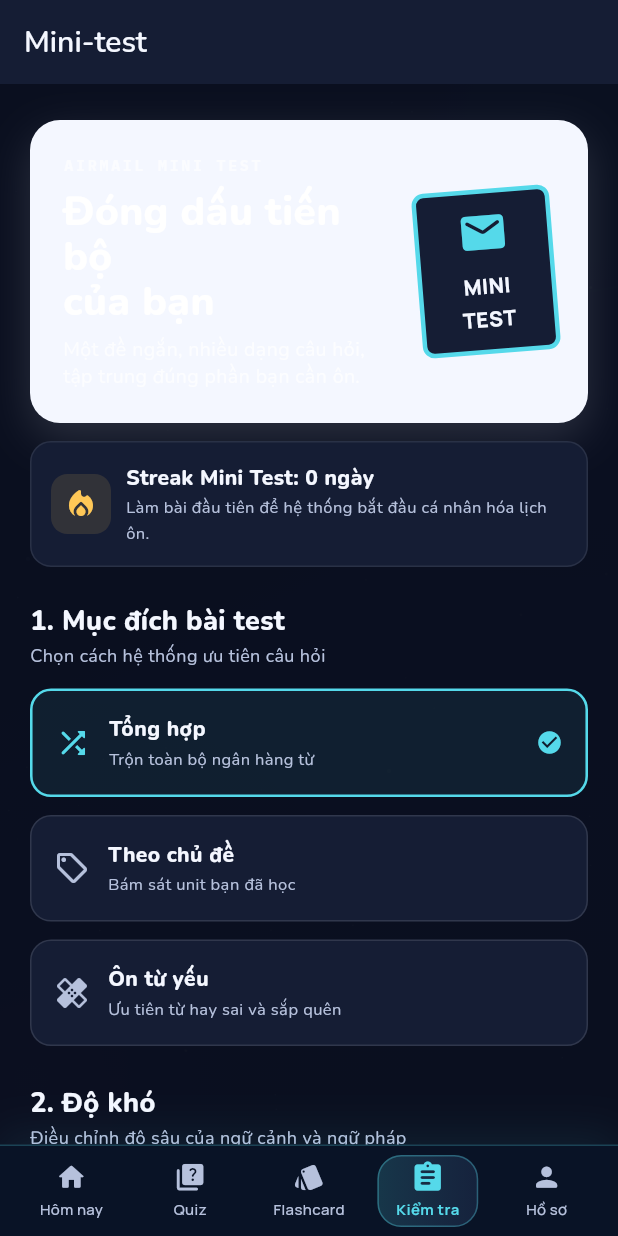
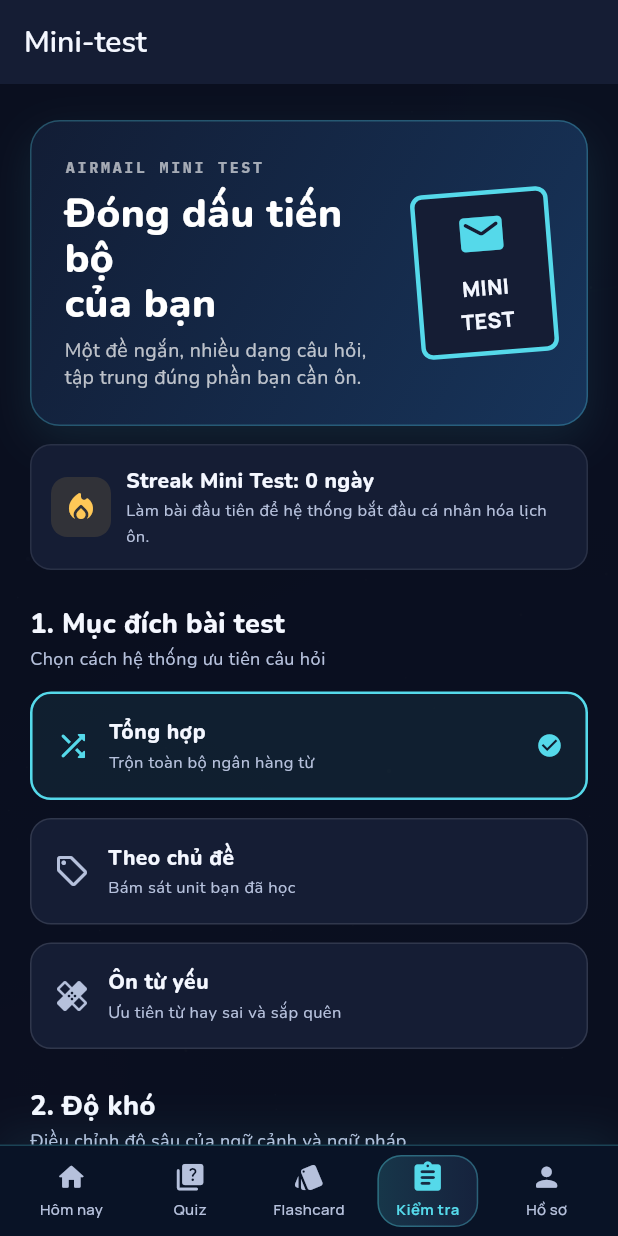
Before and after one commit to phamduchan21-cloud/vocab_app, a Flutter app: the MockTestScreen screen opened by its route, on a phone screen of 412 x 824 dp. Run offline on Flutter 3.47's test engine with Material 3 defaults, Android fonts, the phone set to English and light mode, and no system bars; our stand-ins replace go_router, google_fonts, shimmer, supabase_flutter; missing offline and left inert: dart:html; accounts and stored records are empty; network calls fail.

Commit message:
fix: restore mini test contrast

```diff
--- a/frontend/lib/screens/mock_test_screen.dart
+++ b/frontend/lib/screens/mock_test_screen.dart
@@ -325,11 +325,18 @@ class _MockTestScreenState extends State<MockTestScreen> {
     return Container(
       padding: const EdgeInsets.all(22),
       decoration: BoxDecoration(
-        color: AppColors.ink,
+        gradient: const LinearGradient(
+          colors: [AppColors.cosmicPanel, Color(0xFF17345A)],
+          begin: Alignment.topLeft,
+          end: Alignment.bottomRight,
+        ),
         borderRadius: BorderRadius.circular(20),
+        border: Border.all(
+          color: AppColors.cosmicGlow.withValues(alpha: 0.28),
+        ),
         boxShadow: [
           BoxShadow(
-            color: AppColors.ink.withValues(alpha: 0.14),
+            color: AppColors.cosmicGlow.withValues(alpha: 0.10),
             blurRadius: 24,
             offset: const Offset(0, 10),
           ),
@@ -653,12 +660,13 @@ class _MockTestScreenState extends State<MockTestScreen> {
           duration: const Duration(milliseconds: 180),
           padding: const EdgeInsets.symmetric(vertical: 13, horizontal: 6),
           decoration: BoxDecoration(
-            color: selected ? AppColors.ink : AppColors.surface,
+            color: selected ? AppColors.blueBg : AppColors.surface,
             borderRadius: BorderRadius.circular(12),
             border: Border.all(
               color: selected
-                  ? AppColors.ink
+                  ? AppColors.cosmicGlow
                   : AppColors.ink.withValues(alpha: 0.12),
+              width: selected ? 1.7 : 1,
             ),
           ),
           child: Column(
@@ -667,14 +675,14 @@ class _MockTestScreenState extends State<MockTestScreen> {
                 label,
                 style: GoogleFonts.nunito(
                   fontWeight: FontWeight.w800,
-                  color: selected ? Colors.white : AppColors.ink,
+                  color: selected ? AppColors.blueLight : AppColors.ink,
                 ),
               ),
               Text(
                 band,
                 style: GoogleFonts.ibmPlexMono(
                   fontSize: 10,
-                  color: selected ? Colors.white70 : AppColors.inkSoft,
+                  color: selected ? AppColors.onSurface : AppColors.inkSoft,
                 ),
               ),
             ],
```
